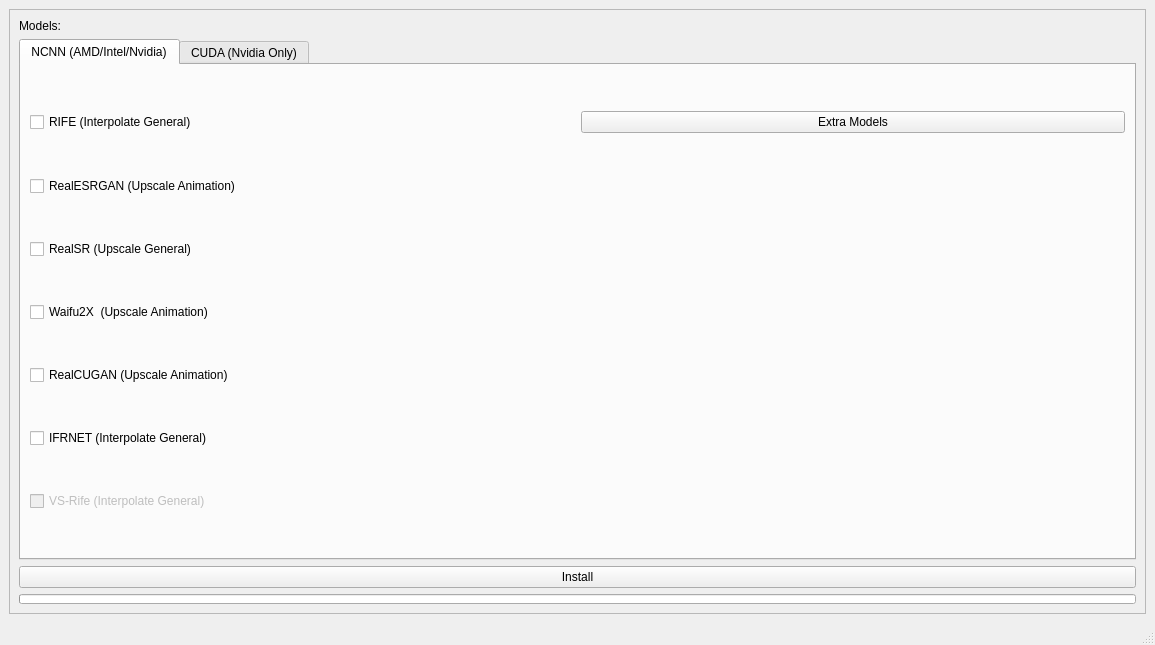
TNTwise/REAL-Video-Enhancer, file src/getModels/SelectAI.ui: the form before one commit.
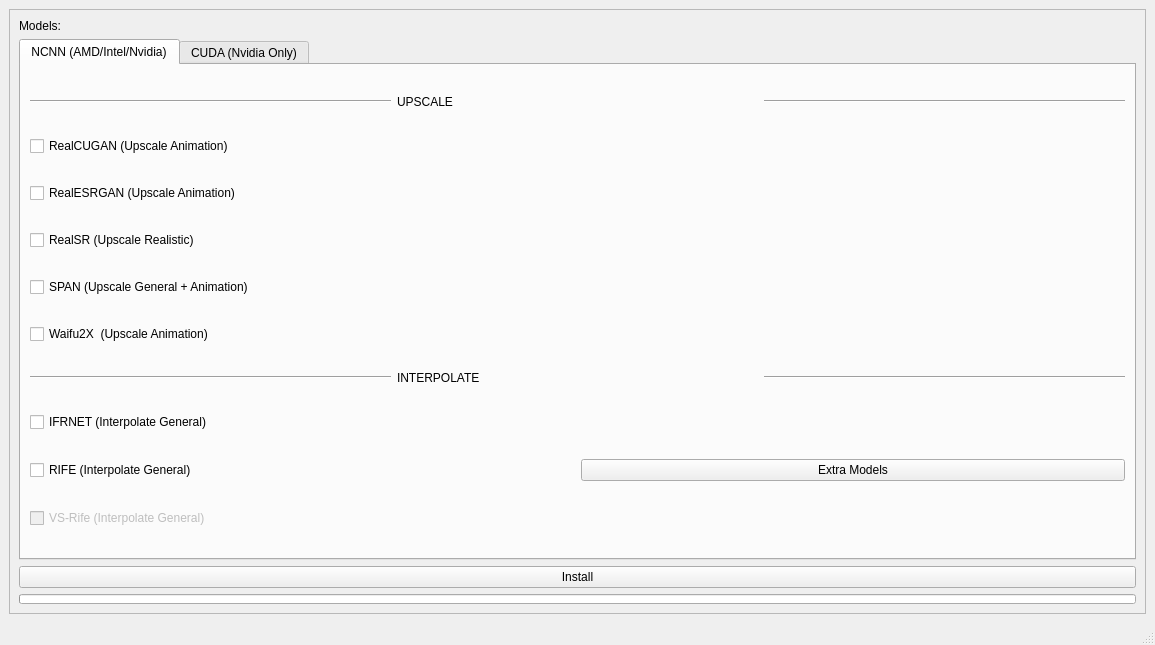
The form after the commit.

Commit message: add span nnc

Diff of the .ui file:
```diff
--- a/src/getModels/SelectAI.ui
+++ b/src/getModels/SelectAI.ui
@@ -77,23 +77,40 @@
           </attribute>
           <layout class="QVBoxLayout" name="verticalLayout_2">
            <item>
-            <layout class="QHBoxLayout" name="horizontalLayout_2">
+            <layout class="QHBoxLayout" name="horizontalLayout_3">
              <item>
-              <widget class="QCheckBox" name="RifeCheckBox">
-               <property name="text">
-                <string>RIFE (Interpolate General)</string>
+              <widget class="Line" name="line_2">
+               <property name="orientation">
+                <enum>Qt::Horizontal</enum>
                </property>
               </widget>
              </item>
              <item>
-              <widget class="QPushButton" name="RifeSettings">
+              <widget class="QLabel" name="label">
                <property name="text">
-                <string>Extra Models</string>
+                <string>UPSCALE</string>
+               </property>
+              </widget>
+             </item>
+             <item>
+              <widget class="Line" name="line">
+               <property name="orientation">
+                <enum>Qt::Horizontal</enum>
                </property>
               </widget>
              </item>
             </layout>
            </item>
+           <item>
+            <widget class="QCheckBox" name="RealCUGANCheckBox">
+             <property name="enabled">
+              <bool>true</bool>
+             </property>
+             <property name="text">
+              <string>RealCUGAN (Upscale Animation)</string>
+             </property>
+            </widget>
+           </item>
            <item>
             <widget class="QCheckBox" name="RealESRGANCheckBox">
              <property name="text">
@@ -107,7 +124,14 @@
               <bool>true</bool>
              </property>
              <property name="text">
-              <string>RealSR (Upscale General)</string>
+              <string>RealSR (Upscale Realistic)</string>
+             </property>
+            </widget>
+           </item>
+           <item>
+            <widget class="QCheckBox" name="SPANNCNNCheckBox">
+             <property name="text">
+              <string>SPAN (Upscale General + Animation)</string>
              </property>
             </widget>
            </item>
@@ -119,14 +143,29 @@
             </widget>
            </item>
            <item>
-            <widget class="QCheckBox" name="RealCUGANCheckBox">
-             <property name="enabled">
-              <bool>true</bool>
-             </property>
-             <property name="text">
-              <string>RealCUGAN (Upscale Animation)</string>
-             </property>
-            </widget>
+            <layout class="QHBoxLayout" name="horizontalLayout_4">
+             <item>
+              <widget class="Line" name="line_4">
+               <property name="orientation">
+                <enum>Qt::Horizontal</enum>
+               </property>
+              </widget>
+             </item>
+             <item>
+              <widget class="QLabel" name="label_2">
+               <property name="text">
+                <string>INTERPOLATE</string>
+               </property>
+              </widget>
+             </item>
+             <item>
+              <widget class="Line" name="line_3">
+               <property name="orientation">
+                <enum>Qt::Horizontal</enum>
+               </property>
+              </widget>
+             </item>
+            </layout>
            </item>
            <item>
             <widget class="QCheckBox" name="CainCheckBox">
@@ -138,7 +177,24 @@
              </property>
             </widget>
            </item>
-          
+           <item>
+            <layout class="QHBoxLayout" name="horizontalLayout_2">
+             <item>
+              <widget class="QCheckBox" name="RifeCheckBox">
+               <property name="text">
+                <string>RIFE (Interpolate General)</string>
+               </property>
+              </widget>
+             </item>
+             <item>
+              <widget class="QPushButton" name="RifeSettings">
+               <property name="text">
+                <string>Extra Models</string>
+               </property>
+              </widget>
+             </item>
+            </layout>
+           </item>
            <item>
             <widget class="QCheckBox" name="RifeVSCheckBox">
              <property name="enabled">
```
Left out of the diff: 4 changed lines with no effect on the pictures. The commit also changes 7 other files.
